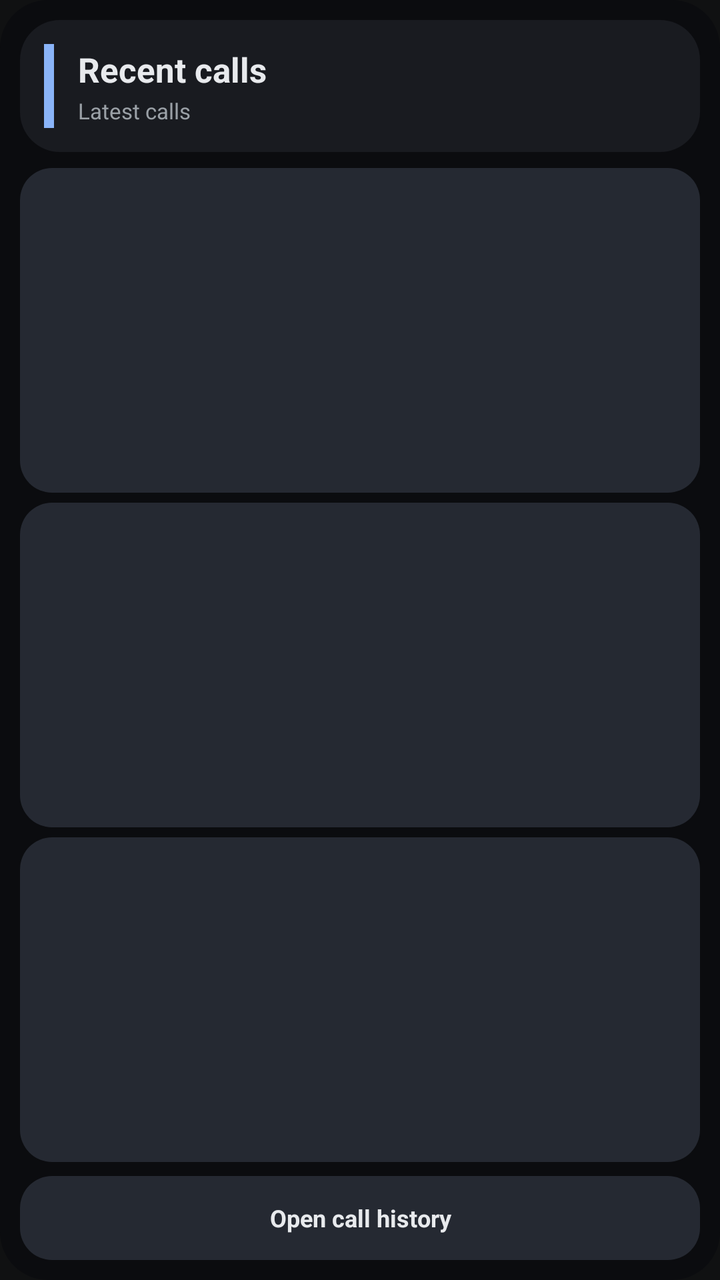
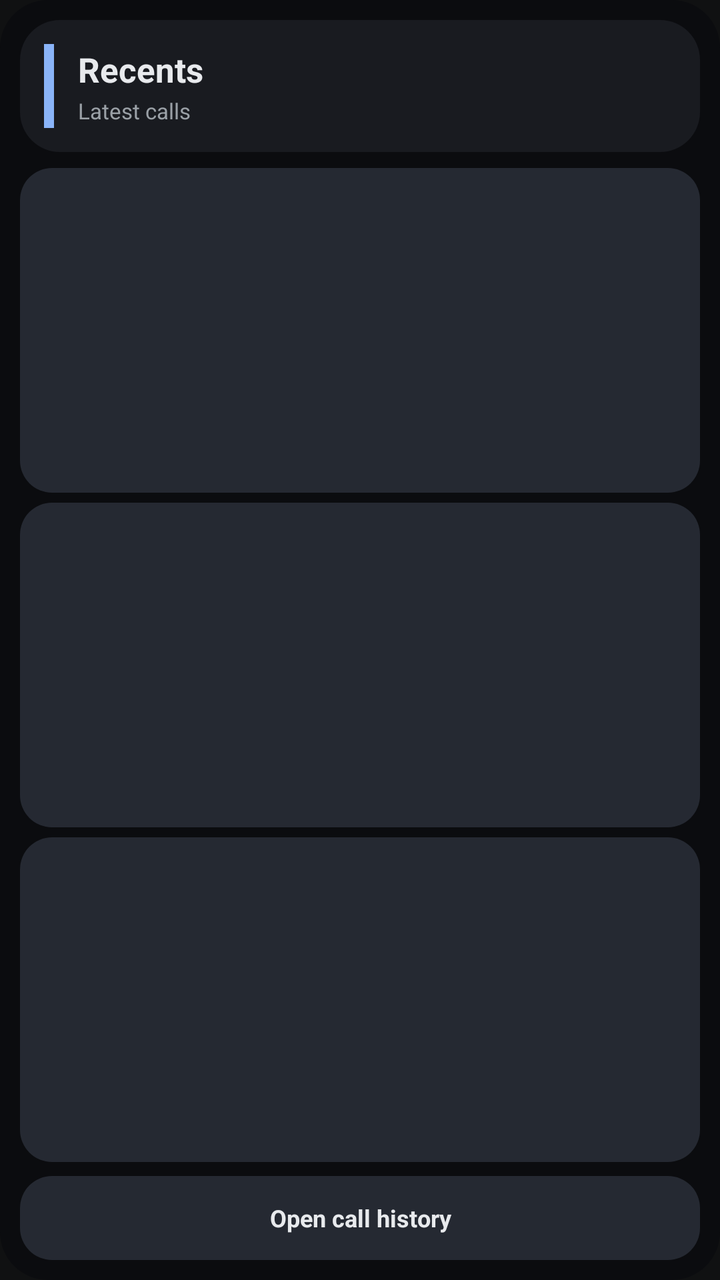

Compare the two renders of this Android layout. The source of the first and the diff that turns it into the second are given below.
<!-- AndroidManifest.xml: application theme Theme.LibreHU.Dialer -->
<!-- res/layout/widget_recent_calls.xml -->
<?xml version="1.0" encoding="utf-8"?>
<LinearLayout xmlns:android="http://schemas.android.com/apk/res/android"
    android:id="@+id/widget_recent_root"
    android:layout_width="match_parent" android:layout_height="match_parent"
    android:orientation="vertical" android:padding="10dp"
    android:background="@drawable/widget_bg_dark">

    <LinearLayout
        android:id="@+id/widget_recent_card"
        android:layout_width="match_parent" android:layout_height="wrap_content"
        android:orientation="horizontal" android:gravity="center_vertical"
        android:padding="12dp" android:background="@drawable/widget_card_dark">

        <View android:id="@+id/widget_recent_accent_bar"
            android:layout_width="5dp" android:layout_height="42dp"
            android:layout_marginEnd="12dp" android:background="#8AB4F8" />

        <LinearLayout android:layout_width="0dp" android:layout_height="wrap_content"
            android:layout_weight="1" android:orientation="vertical">
            <TextView android:id="@+id/widget_recent_title"
                android:layout_width="match_parent" android:layout_height="wrap_content"
                android:text="Recent calls" android:textColor="#E8EAED"
                android:textSize="17sp" android:textStyle="bold" />
            <TextView android:id="@+id/widget_recent_summary"
                android:layout_width="match_parent" android:layout_height="wrap_content"
                android:text="Latest calls" android:textColor="#9AA0A6"
                android:textSize="11sp" android:layout_marginTop="2dp" />
        </LinearLayout>
    </LinearLayout>

    <Space android:layout_width="match_parent" android:layout_height="8dp" />

    <TextView android:id="@+id/widget_recent_line1"
        android:layout_width="match_parent" android:layout_height="0dp" android:layout_weight="1"
        android:gravity="center_vertical" android:padding="11dp"
        android:textColor="#E8EAED" android:textSize="12sp"
        android:maxLines="1" android:ellipsize="end"
        android:background="@drawable/widget_chip_dark" />

    <Space android:layout_width="match_parent" android:layout_height="5dp" />

    <TextView android:id="@+id/widget_recent_line2"
        android:layout_width="match_parent" android:layout_height="0dp" android:layout_weight="1"
        android:gravity="center_vertical" android:padding="11dp"
        android:textColor="#E8EAED" android:textSize="12sp"
        android:maxLines="1" android:ellipsize="end"
        android:background="@drawable/widget_chip_dark" />

    <Space android:layout_width="match_parent" android:layout_height="5dp" />

    <TextView android:id="@+id/widget_recent_line3"
        android:layout_width="match_parent" android:layout_height="0dp" android:layout_weight="1"
        android:gravity="center_vertical" android:padding="11dp"
        android:textColor="#E8EAED" android:textSize="12sp"
        android:maxLines="1" android:ellipsize="end"
        android:background="@drawable/widget_chip_dark" />

    <Space android:layout_width="match_parent" android:layout_height="7dp" />

    <TextView android:id="@+id/widget_recent_open"
        android:layout_width="match_parent" android:layout_height="42dp"
        android:gravity="center" android:text="Open call history"
        android:textColor="#E8EAED" android:textStyle="bold" android:textSize="12sp"
        android:background="@drawable/widget_chip_dark" />
</LinearLayout>
<!-- resources referenced by this layout -->
<resources>
  <!-- drawable widget_bg_dark (drawable) -->
  <?xml version="1.0" encoding="utf-8"?>
  <shape xmlns:android="http://schemas.android.com/apk/res/android" android:shape="rectangle">
      <solid android:color="#0B0C0F"/>
      <corners android:radius="24dp"/>
  </shape>
  <!-- drawable widget_card_dark (drawable) -->
  <?xml version="1.0" encoding="utf-8"?>
  <shape xmlns:android="http://schemas.android.com/apk/res/android" android:shape="rectangle">
      <solid android:color="#191B20"/>
      <corners android:radius="20dp"/>
  </shape>
  <!-- drawable widget_chip_dark (drawable) -->
  <?xml version="1.0" encoding="utf-8"?>
  <shape xmlns:android="http://schemas.android.com/apk/res/android" android:shape="rectangle">
      <solid android:color="#252932"/>
      <corners android:radius="16dp"/>
  </shape>
  <style name="Theme.LibreHU.Dialer" parent="android:Theme.Material.NoActionBar">
          <item name="android:windowBackground">#101112</item>
          <item name="android:statusBarColor">#101112</item>
          <item name="android:navigationBarColor">#101112</item>
          <item name="android:windowLightStatusBar">false</item>
      </style>
</resources>

<!-- the commit's change to res/layout/widget_recent_calls.xml (unified diff, before → after) -->
@@ -19,11 +19,11 @@
             android:layout_weight="1" android:orientation="vertical">
             <TextView android:id="@+id/widget_recent_title"
                 android:layout_width="match_parent" android:layout_height="wrap_content"
-                android:text="Recent calls" android:textColor="#E8EAED"
+                android:text="@string/tab_recents" android:textColor="#E8EAED"
                 android:textSize="17sp" android:textStyle="bold" />
             <TextView android:id="@+id/widget_recent_summary"
                 android:layout_width="match_parent" android:layout_height="wrap_content"
-                android:text="Latest calls" android:textColor="#9AA0A6"
+                android:text="@string/widget_latest" android:textColor="#9AA0A6"
                 android:textSize="11sp" android:layout_marginTop="2dp" />
         </LinearLayout>
     </LinearLayout>
@@ -59,7 +59,7 @@
 
     <TextView android:id="@+id/widget_recent_open"
         android:layout_width="match_parent" android:layout_height="42dp"
-        android:gravity="center" android:text="Open call history"
+        android:gravity="center" android:text="@string/widget_open_history"
         android:textColor="#E8EAED" android:textStyle="bold" android:textSize="12sp"
         android:background="@drawable/widget_chip_dark" />
 </LinearLayout>
<!-- resource entries referenced after the edit -->
@@ -18,6 +18,9 @@
       <solid android:color="#252932"/>
       <corners android:radius="16dp"/>
   </shape>
+  <string name="tab_recents">Recents</string>
+  <string name="widget_latest">Latest calls</string>
+  <string name="widget_open_history">Open call history</string>
   <style name="Theme.LibreHU.Dialer" parent="android:Theme.Material.NoActionBar">
           <item name="android:windowBackground">#101112</item>
           <item name="android:statusBarColor">#101112</item>
